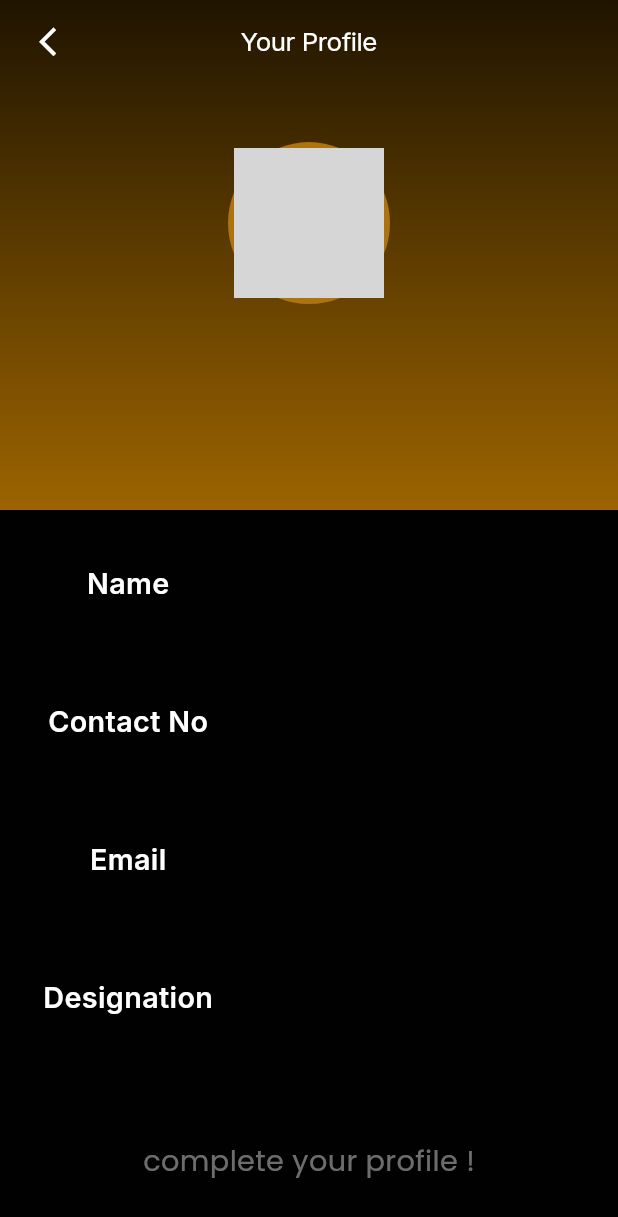
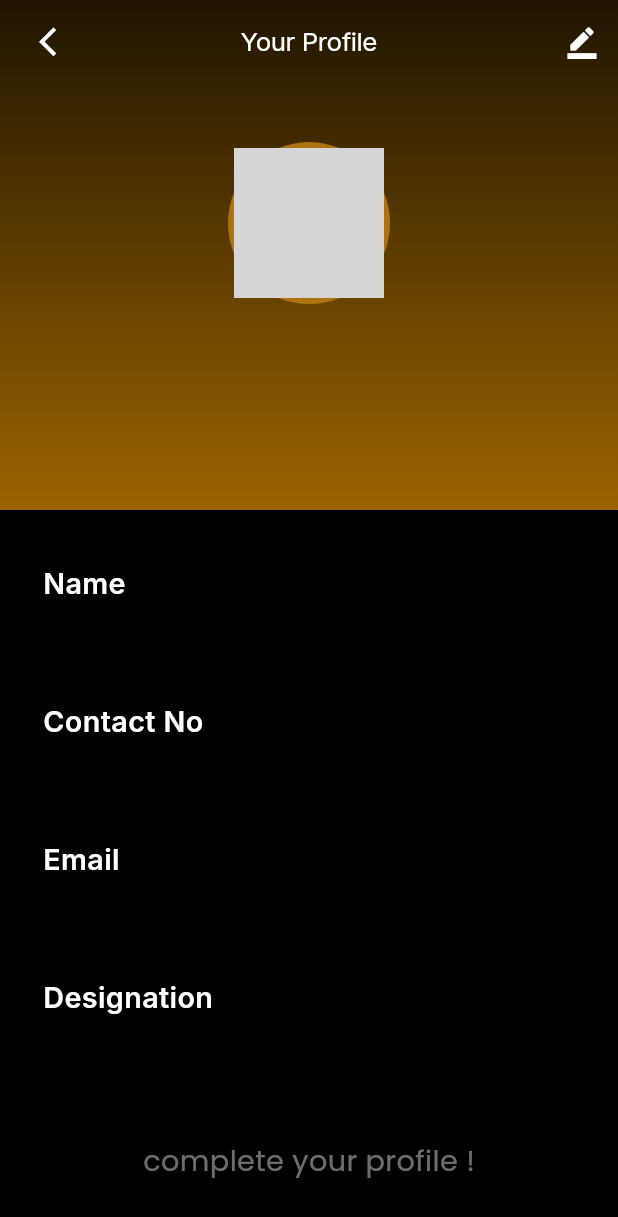
Before and after one commit to LivTech2024/tact_tik, a Flutter app: the ProfileScreen screen opened directly, on a phone screen of 412 x 824 dp. Shown: the top 1217 px of the screen. Run offline on Flutter 3.47's test engine with Material 3 defaults, Android fonts, the phone set to English and light mode, and no system bars; our stand-ins replace audioplayers, bounce, cached_network_image, calendar_date_picker2, cloud_firestore, file_picker and 22 more; missing offline and left inert: dart:ffi, emailjs, firebase_app_check, flutter_pdfview, simple_barcode_scanner and 1 more; accounts and stored records are empty; network calls fail; grey boxes are pictures that could not be loaded.

Commit message:
profile screen

```diff
--- a/lib/screens/SideBar Screens/profile_screen.dart
+++ b/lib/screens/SideBar Screens/profile_screen.dart
@@ -1,3 +1,4 @@
+import 'package:bounce/bounce.dart';
 import 'package:cached_network_image/cached_network_image.dart';
 import 'package:cloud_firestore/cloud_firestore.dart';
 import 'package:firebase_auth/firebase_auth.dart';
@@ -11,8 +12,10 @@ import 'dart:io';
 
 import '../../common/sizes.dart';
 import '../../fonts/inter_regular.dart';
+import '../../fonts/inter_semibold.dart';
 import '../../utils/colors.dart';
 import '../../utils/utils.dart';
+import '../feature screens/visitors/widgets/setTextfieldWidget.dart';
 import '../home screens/widgets/profile_edit_widget.dart';
 
 class ProfileScreen extends StatefulWidget {
@@ -30,6 +33,10 @@ class _ProfileScreenState extends State<ProfileScreen> {
   String? _employeeImageUrl;
   String? _currentUserUid;
   XFile? _selectedImageFile;
+  bool isEdit = false;
+
+  final TextEditingController _nameController = TextEditingController();
+  final TextEditingController _phoneNoController = TextEditingController();
 
   @override
   void initState() {
@@ -106,6 +113,20 @@ class _ProfileScreenState extends State<ProfileScreen> {
             color: Colors.white,
             letterSpacing: -.3,
           ),
+          actions: [
+            IconButton(
+              onPressed: () {
+                setState(() {
+                  isEdit = !isEdit;
+                });
+              },
+              icon: Icon(
+                isEdit ? Icons.close : Icons.border_color,
+                size: width / width24,
+                color: color1,
+              ),
+            )
+          ],
           centerTitle: true,
         ),
         body: SingleChildScrollView(
@@ -116,7 +137,7 @@ class _ProfileScreenState extends State<ProfileScreen> {
                 height: 340,
                 width: double.maxFinite,
                 decoration: BoxDecoration(
-                  gradient: LinearGradient(
+                  gradient: const LinearGradient(
                     colors: [
                       Colors.black,
                       const Color(0xFF9C6400),
@@ -168,16 +189,87 @@ class _ProfileScreenState extends State<ProfileScreen> {
               Padding(
                 padding: EdgeInsets.symmetric(horizontal: width / width30),
                 child: Column(
+                  crossAxisAlignment: CrossAxisAlignment.start,
                   children: [
                     Padding(
                       padding:
                           EdgeInsets.symmetric(vertical: height / height40),
-                      child: ProfileEditWidget(
+                      child: isEdit
+                          ? Column(
+                              crossAxisAlignment: CrossAxisAlignment.start,
+                              children: [
+                                InterSemibold(
+                                  text: 'Name',
+                                  fontsize: width / width20,
+                                  color: color1,
+                                ),
+                                SizedBox(height: height / height5),
+                                Row(
+                                  children: [
+                                    Expanded(
+                                      child: SetTextfieldWidget(
+                                        hintText: '',
+                                        controller: _nameController,
+                                      ),
+                                    ),
+                                    SizedBox(width: width / width6),
+                                    Bounce(
+                                      onTap: () {
+                                        setState(() {
+                                          isEdit = !isEdit;
+                                        });
+                                      },
+                                      child: Icon(
+                                        Icons.check,
+                                        color: color2,
+                                        size: width / width30,
+                                      ),
+                                    )
+                                  ],
+                                ),
+                              ],
+                            )
+                          : ProfileEditWidget(
                               tittle: 'Name',
                               content: _employeeName ?? '',
                             ),
                     ),
-                    ProfileEditWidget(
+                    isEdit
+                        ? Column(
+                            crossAxisAlignment: CrossAxisAlignment.start,
+                            children: [
+                              InterSemibold(
+                                text: 'Contact No',
+                                fontsize: width / width20,
+                                color: color1,
+                              ),
+                              SizedBox(height: height / height5),
+                              Row(
+                                children: [
+                                  Expanded(
+                                    child: SetTextfieldWidget(
+                                      hintText: '',
+                                      controller: _phoneNoController,
+                                    ),
+                                  ),
+                                  SizedBox(width: width / width6),
+                                  Bounce(
+                                    onTap: () {
+                                      setState(() {
+                                        isEdit = !isEdit;
+                                      });
+                                    },
+                                    child: Icon(
+                                      Icons.check,
+                                      color: color2,
+                                      size: width / width30,
+                                    ),
+                                  )
+                                ],
+                              ),
+                            ],
+                          )
+                        : ProfileEditWidget(
                             tittle: 'Contact No',
                             content: _employeePhone ?? '',
                           ),
```
Lines whose indentation alone changed are shown as unchanged.
